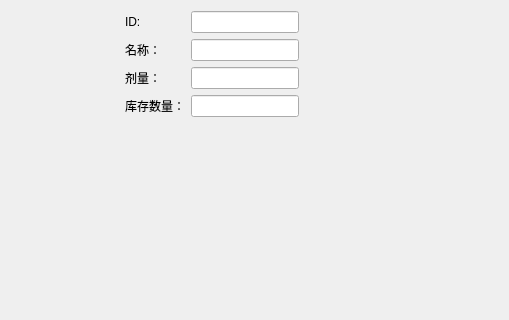
Qt form medicineeditview.ui (ygzuxts/dazuoye) before a commit; both pictures show x 0 to 509 and y 0 to 320 of the 509 by 492 pixel window.
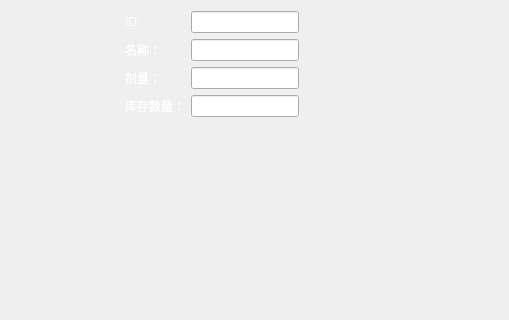
The same form after that commit.

Diff of the .ui file:
```diff
--- a/medicineeditview.ui
+++ b/medicineeditview.ui
@@ -13,6 +13,12 @@
   <property name="windowTitle">
    <string>Form</string>
   </property>
+  <property name="styleSheet">
+   <string notr="true">QLabel {
+color:white;
+    font: bold 20px &quot;Arial&quot;;
+}</string>
+  </property>
   <layout class="QHBoxLayout" name="horizontalLayout">
    <item>
     <spacer name="horizontalSpacer">
```
